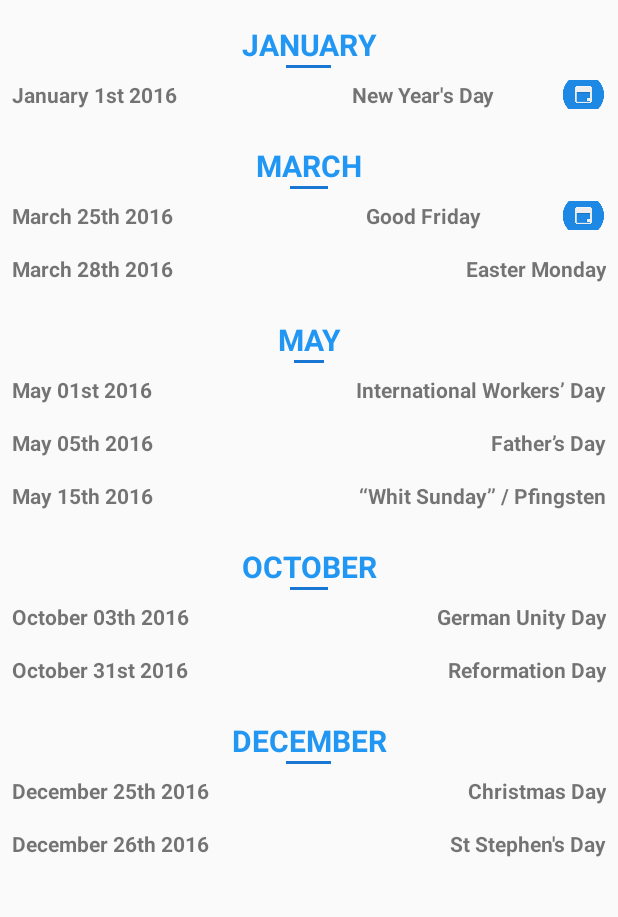
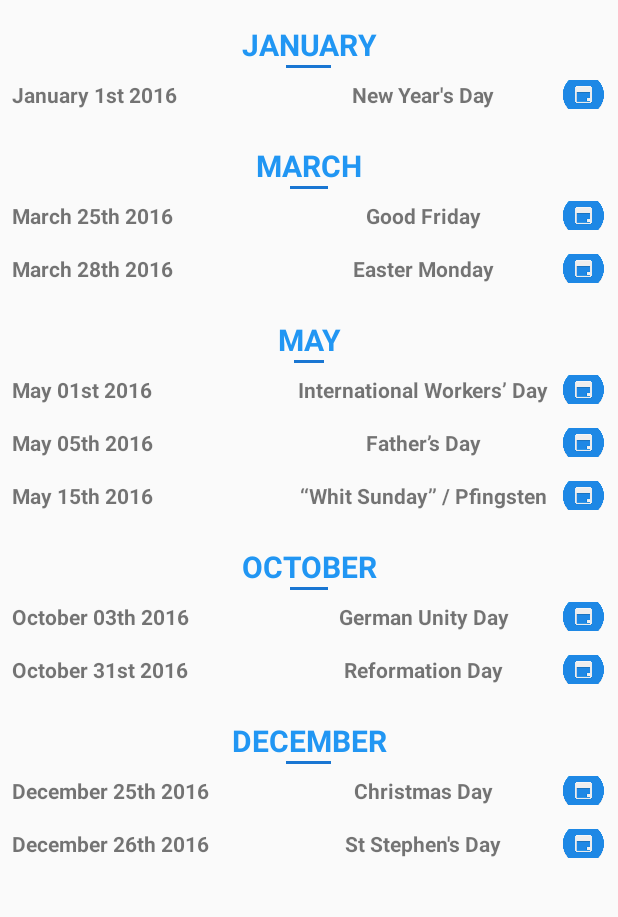
Before and after one commit to Lashchyk/WTM-Berlin-Android-Study-Jam, an Android app: the screen it shows after launch (MainActivity), on a phone screen of 412 x 824 dp, the part 84-1001 px from its top. Run offline under Robolectric (Android 15) with nearby library versions, the phone set to English and light mode, and no system bars.

Commit message:
added calendar button

```diff
--- a/app/src/main/res/layout/activity_main.xml
+++ b/app/src/main/res/layout/activity_main.xml
@@ -62,6 +62,7 @@
                 android:gravity="center_horizontal"
                 android:text="@string/new_year"
                 android:textStyle="bold" />
+
             <ImageView
                 android:id="@+id/calendar1stJanuary"
                 android:layout_width="30dp"
@@ -107,6 +108,7 @@
                 android:gravity="center_horizontal"
                 android:text="@string/good_friday"
                 android:textStyle="bold" />
+
             <ImageView
                 android:id="@+id/calendar25thOfMarch"
                 android:layout_width="30dp"
@@ -132,9 +134,15 @@
                 android:layout_width="0dp"
                 android:layout_height="wrap_content"
                 android:layout_weight="1"
-                android:gravity="end"
+                android:gravity="center_horizontal"
                 android:text="@string/easter_monday"
                 android:textStyle="bold" />
+
+            <ImageView
+                android:layout_width="30dp"
+                android:layout_height="match_parent"
+                android:src="@drawable/calendar"
+                android:scaleType="centerCrop" />
         </LinearLayout>
 
         <!-- MAY -->
@@ -171,9 +179,15 @@
                 android:layout_width="0dp"
                 android:layout_height="wrap_content"
                 android:layout_weight="1"
-                android:gravity="end"
+                android:gravity="center_horizontal"
                 android:text="@string/first_of_may"
                 android:textStyle="bold" />
+
+            <ImageView
+                android:layout_width="30dp"
+                android:layout_height="match_parent"
+                android:src="@drawable/calendar"
+                android:scaleType="centerCrop" />
         </LinearLayout>
 
         <LinearLayout
@@ -193,9 +207,15 @@
                 android:layout_width="0dp"
                 android:layout_height="wrap_content"
                 android:layout_weight="1"
-                android:gravity="end"
+                android:gravity="center_horizontal"
                 android:text="@string/father_day"
                 android:textStyle="bold" />
+
+            <ImageView
+                android:layout_width="30dp"
+                android:layout_height="match_parent"
+                android:src="@drawable/calendar"
+                android:scaleType="centerCrop" />
         </LinearLayout>
 
         <LinearLayout
@@ -215,9 +235,15 @@
                 android:layout_width="0dp"
                 android:layout_height="wrap_content"
                 android:layout_weight="1"
-                android:gravity="end"
+                android:gravity="center_horizontal"
                 android:text="@string/pfingsten"
                 android:textStyle="bold" />
+
+            <ImageView
+                android:layout_width="30dp"
+                android:layout_height="match_parent"
+                android:src="@drawable/calendar"
+                android:scaleType="centerCrop" />
         </LinearLayout>
 
         <!-- OCTOBER -->
@@ -254,9 +280,15 @@
                 android:layout_width="0dp"
                 android:layout_height="wrap_content"
                 android:layout_weight="1"
-                android:gravity="end"
+                android:gravity="center_horizontal"
                 android:text="@string/unit_day"
                 android:textStyle="bold" />
+
+            <ImageView
+                android:layout_width="30dp"
+                android:layout_height="match_parent"
+                android:src="@drawable/calendar"
+                android:scaleType="centerCrop" />
         </LinearLayout>
 
         <LinearLayout
@@ -276,9 +308,15 @@
                 android:layout_width="0dp"
                 android:layout_height="wrap_content"
                 android:layout_weight="1"
-                android:gravity="end"
+                android:gravity="center_horizontal"
                 android:text="@string/reformation_day"
                 android:textStyle="bold" />
+
+            <ImageView
+                android:layout_width="30dp"
+                android:layout_height="match_parent"
+                android:src="@drawable/calendar"
+                android:scaleType="centerCrop" />
         </LinearLayout>
 
         <!-- DECEMBER -->
@@ -315,9 +353,15 @@
                 android:layout_width="0dp"
                 android:layout_height="wrap_content"
                 android:layout_weight="1"
-                android:gravity="end"
+                android:gravity="center_horizontal"
                 android:text="@string/christmas"
                 android:textStyle="bold" />
+
+            <ImageView
+                android:layout_width="30dp"
+                android:layout_height="match_parent"
+                android:src="@drawable/calendar"
+                android:scaleType="centerCrop" />
         </LinearLayout>
 
         <LinearLayout
@@ -337,9 +381,15 @@
                 android:layout_width="0dp"
                 android:layout_height="wrap_content"
                 android:layout_weight="1"
-                android:gravity="end"
+                android:gravity="center_horizontal"
                 android:text="@string/christmas_second_day"
                 android:textStyle="bold" />
+
+            <ImageView
+                android:layout_width="30dp"
+                android:layout_height="match_parent"
+                android:src="@drawable/calendar"
+                android:scaleType="centerCrop" />
         </LinearLayout>
 
     </LinearLayout>
```
